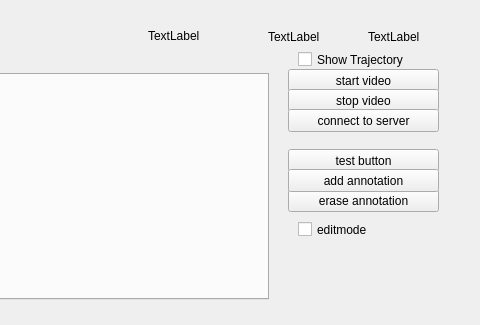
groakat/videotagger, file pyTools/gui/videoPlayer.ui: the form before one commit; both pictures show x 832 to 1312 and y 501 to 826 of the 1312 by 826 pixel window.
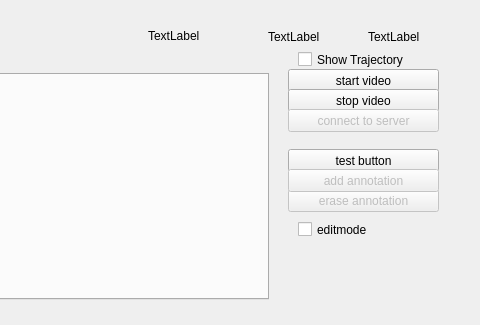
The form after the commit. Icons and pictures are not drawn.

Commit message: disabled unimportant buttons in GUI

Diff of the .ui file:
```diff
--- a/pyTools/gui/videoPlayer.ui
+++ b/pyTools/gui/videoPlayer.ui
@@ -75,6 +75,9 @@
    </property>
   </widget>
   <widget class="QPushButton" name="pb_connect2server">
+   <property name="enabled">
+    <bool>false</bool>
+   </property>
    <property name="geometry">
     <rect>
      <x>1120</x>
@@ -516,6 +519,9 @@
    </property>
   </widget>
   <widget class="QPushButton" name="pb_test">
+   <property name="enabled">
+    <bool>true</bool>
+   </property>
    <property name="geometry">
     <rect>
      <x>1120</x>
@@ -542,6 +548,9 @@
    </property>
   </widget>
   <widget class="QPushButton" name="pb_eraseAnno">
+   <property name="enabled">
+    <bool>false</bool>
+   </property>
    <property name="geometry">
     <rect>
      <x>1120</x>
@@ -555,6 +564,9 @@
    </property>
   </widget>
   <widget class="QPushButton" name="pb_addAnno">
+   <property name="enabled">
+    <bool>false</bool>
+   </property>
    <property name="geometry">
     <rect>
      <x>1120</x>
```
The commit also changes 1 other file.
